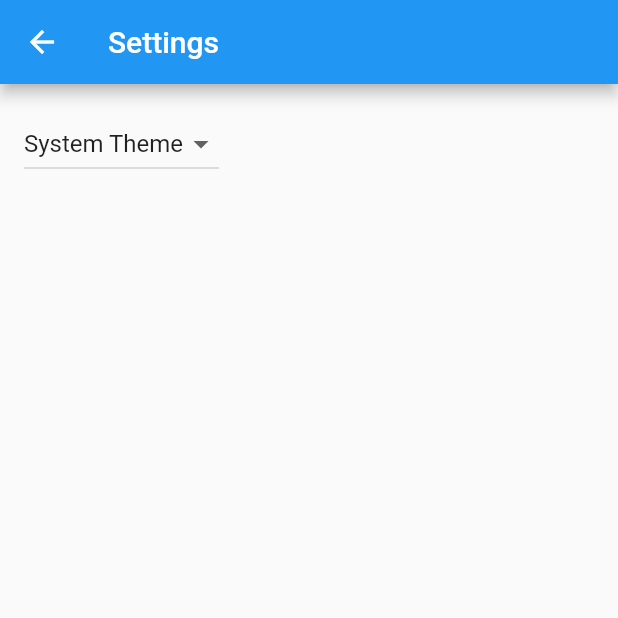
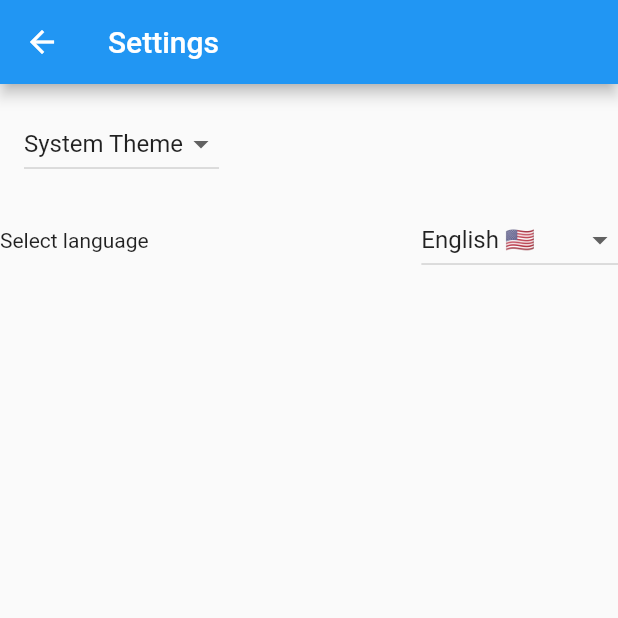
Before and after one commit to gladimdim/metapersona, a Flutter app: the screen it shows after launch, after a tap on the "settings" icon, on a phone screen of 412 x 824 dp, the top half of it. Run offline on Flutter 3.47's test engine with Material 2 defaults, Android fonts, the phone set to English and light mode, and no system bars; our stand-ins replace shared_preferences; generated files the repository leaves out were written again.

Commit message:
Added change locale UI.

```diff
--- a/lib/src/app.dart
+++ b/lib/src/app.dart
@@ -7,7 +7,6 @@ import 'sample_feature/sample_item_list_view.dart';
 import 'settings/settings_controller.dart';
 import 'settings/settings_view.dart';
 
-/// The Widget that configures your application.
 class MyApp extends StatelessWidget {
   const MyApp({
     Key? key,
@@ -42,20 +41,13 @@ class MyApp extends StatelessWidget {
             GlobalCupertinoLocalizations.delegate,
           ],
           supportedLocales: const [
-            Locale('en', 'uk_UA'), // English, no country code
+            Locale('en'), // English, no country code
+            Locale('uk'), // Ukrainian
           ],
-
-          // Use AppLocalizations to configure the correct application title
-          // depending on the user's locale.
-          //
-          // The appTitle is defined in .arb files found in the localization
-          // directory.
+          locale: settingsController.locale,
           onGenerateTitle: (BuildContext context) =>
               AppLocalizations.of(context)!.appTitle,
 
-          // Define a light and dark color theme. Then, read the user's
-          // preferred ThemeMode (light, dark, or system default) from the
-          // SettingsController to display the correct theme.
           theme: ThemeData(),
           darkTheme: ThemeData.dark(),
           themeMode: settingsController.themeMode,
--- a/lib/src/localization/app_en.arb
+++ b/lib/src/localization/app_en.arb
@@ -2,5 +2,6 @@
   "appTitle": "Meta Persona",
   "@appTitle": {
     "description": "The title of the application"
-  }
+  },
+  "settings": "Settings"
 }
--- a/lib/src/localization/app_uk.arb
+++ b/lib/src/localization/app_uk.arb
@@ -2,5 +2,7 @@
   "appTitle": "Мета персона",
   "@appTitle": {
     "description": "Мета персона"
-  }
+  },
+
+  "settings": "Налаштування"
 }
--- a/lib/src/settings/settings_controller.dart
+++ b/lib/src/settings/settings_controller.dart
@@ -8,6 +8,7 @@ import 'settings_service.dart';
 /// Controllers glue Data Services to Flutter Widgets. The SettingsController
 /// uses the SettingsService to store and retrieve user settings.
 class SettingsController with ChangeNotifier {
+  Locale _locale = const Locale("en");
   SettingsController(this._settingsService);
 
   // Make SettingsService a private variable so it is not used directly.
@@ -19,12 +20,14 @@ class SettingsController with ChangeNotifier {
 
   // Allow Widgets to read the user's preferred ThemeMode.
   ThemeMode get themeMode => _themeMode;
+  Locale get locale => _locale;
 
   /// Load the user's settings from the SettingsService. It may load from a
   /// local database or the internet. The controller only knows it can load the
   /// settings from the service.
   Future<void> loadSettings() async {
     _themeMode = await _settingsService.themeMode();
+    _locale = await _settingsService.readLocale();
 
     // Important! Inform listeners a change has occurred.
     notifyListeners();
@@ -47,4 +50,17 @@ class SettingsController with ChangeNotifier {
     // SettingService.
     await _settingsService.updateThemeMode(newThemeMode);
   }
+
+  Future<void> updateLocalization(Locale? newLocale) async {
+    if (newLocale == null) {
+      return;
+    }
+    if (_locale.languageCode == newLocale.languageCode) {
+      return;
+    }
+    _locale = newLocale;
+    notifyListeners();
+    await _settingsService.updateLocale(newLocale);
+  }
+
 }
--- a/lib/src/settings/settings_service.dart
+++ b/lib/src/settings/settings_service.dart
@@ -8,11 +8,11 @@ import 'package:shared_preferences/shared_preferences.dart';
 /// you'd like to store settings on a web server, use the http package.
 class SettingsService {
 
-  final String _themeMode = "themeMode";
-
+  final String _themeKey = "themeMode";
+  final String _localeKey = "locale";
   Future<ThemeMode> themeMode() async {
     final instance = await SharedPreferences.getInstance();
-    final mode = instance.getString(_themeMode);
+    final mode = instance.getString(_themeKey);
     if (mode == null) {
       return ThemeMode.system;
     } else {
@@ -26,6 +26,20 @@ class SettingsService {
     // Use the shared_preferences package to persist settings locally or the
     // http package to persist settings over the network.
     final instance = await SharedPreferences.getInstance();
-    instance.setString(_themeMode, theme.name);
+    await instance.setString(_themeKey, theme.name);
+  }
+
+  Future<void> updateLocale(Locale newLocale) async {
+
+    final instance = await SharedPreferences.getInstance();
+    await instance.setString(_localeKey, newLocale.languageCode);
+  }
+
+  Future<Locale> readLocale() async {
+
+    final instance = await SharedPreferences.getInstance();
+    final localeString = instance.getString(_localeKey);
+    return Locale(localeString ?? "en");
+
   }
 }
--- a/lib/src/settings/settings_view.dart
+++ b/lib/src/settings/settings_view.dart
@@ -1,11 +1,7 @@
 import 'package:flutter/material.dart';
-
+import 'package:flutter_gen/gen_l10n/app_localizations.dart';
 import 'settings_controller.dart';
 
-/// Displays the various settings that can be customized by the user.
-///
-/// When a user changes a setting, the SettingsController is updated and
-/// Widgets that listen to the SettingsController are rebuilt.
 class SettingsView extends StatelessWidget {
   const SettingsView({Key? key, required this.controller}) : super(key: key);
 
@@ -17,9 +13,12 @@ class SettingsView extends StatelessWidget {
   Widget build(BuildContext context) {
     return Scaffold(
       appBar: AppBar(
-        title: const Text('Settings'),
+        title: Text(AppLocalizations.of(context)!.settings),
       ),
-      body: Padding(
+      body: Column(
+        crossAxisAlignment: CrossAxisAlignment.start,
+        children: [
+          Padding(
             padding: const EdgeInsets.all(16),
             // Glue the SettingsController to the theme selection DropdownButton.
             //
@@ -46,6 +45,30 @@ class SettingsView extends StatelessWidget {
               ],
             ),
           ),
+          Row(
+            mainAxisAlignment: MainAxisAlignment.spaceBetween,
+            children: [
+              Text("Select language"),
+              DropdownButton<Locale>(
+                // Read the selected themeMode from the controller
+                value: controller.locale,
+                // Call the updateThemeMode method any time the user selects a theme.
+                onChanged: controller.updateLocalization,
+                items: const [
+                  DropdownMenuItem(
+                    value: Locale("en"),
+                    child: Text('English 🇺🇸'),
+                  ),
+                  DropdownMenuItem(
+                    value: Locale("uk"),
+                    child: Text('Українська 🇺🇦'),
+                  )
+                ],
+              ),
+            ],
+          )
+        ],
+      ),
     );
   }
 }
```
Lines whose indentation alone changed are shown as unchanged.
